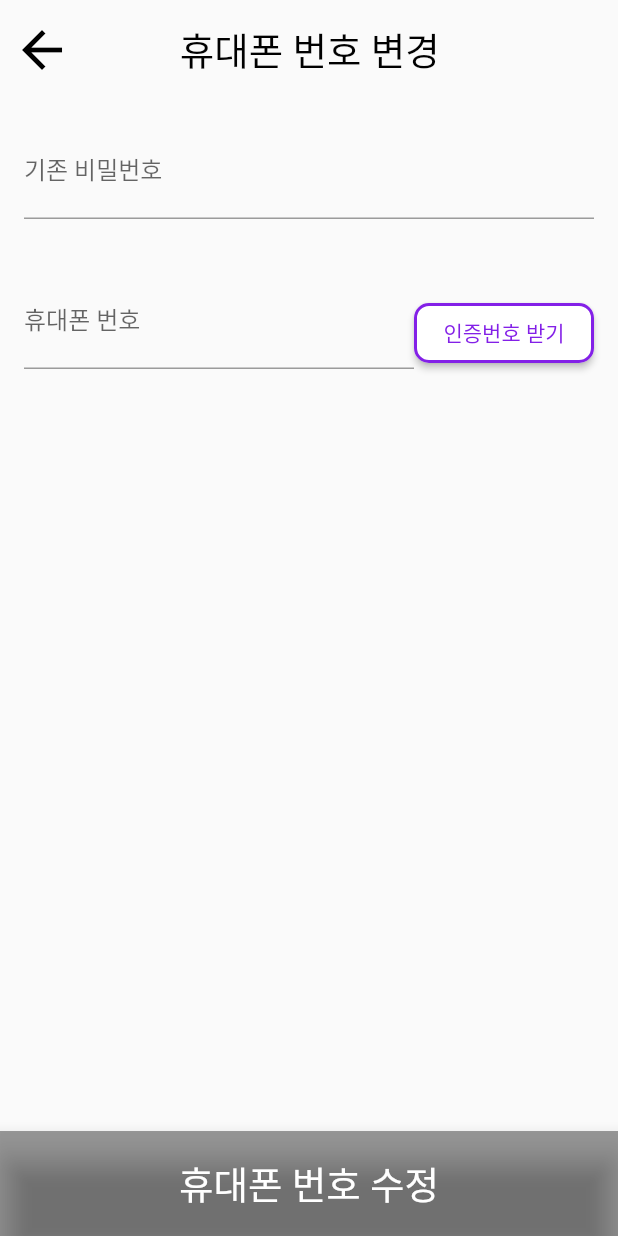
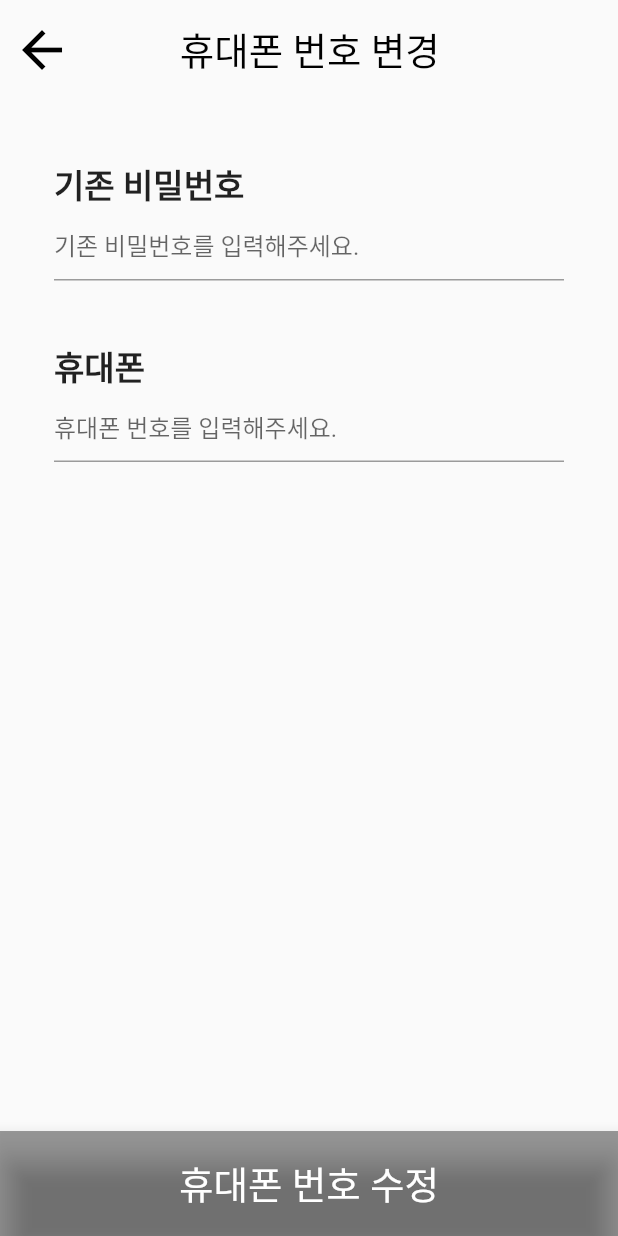
Before and after one commit to tngus2sh/KeePing, a Flutter app: the PhonenumEditPage screen opened directly, on a phone screen of 412 x 824 dp. Run offline on Flutter 3.47's test engine with Material 2 defaults, Android fonts, the phone set to English and light mode, and no system bars; our stand-ins replace dio, firebase_core, firebase_messaging, flutter_dotenv, flutter_local_notifications, fluttertoast and 2 more; missing offline and left inert: kakao_map_plugin, pointycastle; accounts and stored records are empty; network calls fail.

Commit message:
feat: 휴대폰 번호 수정 로직 구축 (#S09P22C207-328)

```diff
--- a/client/lib/screens/my_page/parent_my_page.dart
+++ b/client/lib/screens/my_page/parent_my_page.dart
@@ -60,6 +60,7 @@ class ParentMyPage extends StatelessWidget {
   Widget build(BuildContext context) {
     return Scaffold(
       appBar: MyHeader(text: '마이페이지', elementColor: Colors.black),
+      // appBar: MyHeader(text: '마이페이지', elementColor: Colors.black),
       body: Center(
         child: Container(
           width: 300,
--- a/client/lib/screens/my_page/phonenum_edit_page.dart
+++ b/client/lib/screens/my_page/phonenum_edit_page.dart
@@ -1,12 +1,13 @@
 import 'package:flutter/material.dart';
 import 'package:keeping/widgets/bottom_btn.dart';
 import 'package:keeping/widgets/header.dart';
-import 'package:keeping/util/build_text_form_field.dart';
 import 'dart:convert';
-import 'package:http/http.dart' as http;
+import 'package:dio/dio.dart';
+import 'package:keeping/widgets/render_field.dart';
 
-TextEditingController _curUserPw = TextEditingController();
-TextEditingController _phoneNumber = TextEditingController();
+Dio dio = Dio();
+
+final _editPhoneKey = GlobalKey<FormState>();
 
 class PhonenumEditPage extends StatefulWidget {
   const PhonenumEditPage({super.key});
@@ -16,90 +17,88 @@ class PhonenumEditPage extends StatefulWidget {
 }
 
 class _PhonenumEditPageState extends State<PhonenumEditPage> {
+  bool isButtonDisabled = true;
+  TextEditingController _curUserPw = TextEditingController();
+  TextEditingController _phoneNumber = TextEditingController();
+
   @override
   void initState() {
     super.initState();
-    _curUserPw = TextEditingController();
-    _phoneNumber = TextEditingController();
+    _curUserPw.addListener(handleEditDisable);
+    _phoneNumber.addListener(handleEditDisable);
+    _curUserPw.addListener(handleEditDisable);
+    _phoneNumber.addListener(handleEditDisable);
   }
 
   @override
   void dispose() {
+    // `_curUserPw` 컨트롤러를 `editPhoneNumber()` 메서드 호출 이후에 해제합니다.
     _curUserPw.dispose();
     _phoneNumber.dispose();
     super.dispose();
   }
 
-  String userCurPw = _curUserPw.text;
-  String userNewPhonenumber = _phoneNumber.text;
-  String accessToken = 'accessToken';
-  String result = '';
-
-  Widget authenticationBtn() {
-    return ElevatedButton(
-      onPressed: () async {
-        final response = await httpPost(
-            'https://14c6-121-178-98-20.ngrok-free.app/bank-service/account/phone-check/yoonyeji',
-            {
-              'Authorization': 'Bearer $accessToken',
-              'Content-Type': 'application/json'
-            },
-            {
-              'phone': userNewPhonenumber
-            });
-        if (response != null) {
+  handleEditDisable() {
+    if (_editPhoneKey.currentState != null &&
+        _editPhoneKey.currentState!.validate()) {
       setState(() {
-            result = response.toString();
+        isButtonDisabled = false;
       });
     } else {
       setState(() {
-            result = '인증 실패';
+        isButtonDisabled = true;
       });
     }
-      },
-      style: authenticationBtnStyle(),
-      child: Text('인증번호 받기'),
-    );
-  }
-
-  Widget editInfoBtn() {
-    return ElevatedButton(
-        onPressed: () {
-          print('휴대폰 번호 수정');
-        },
-        style: authenticationBtnStyle(),
-        child: Text('정보 수정'));
   }
 
   Widget build(BuildContext context) {
     return Scaffold(
-      body: Column(
+      appBar: MyHeader(text: '휴대폰 번호 변경', elementColor: Colors.black),
+      body: SingleChildScrollView(
+        child: Form(
+          key: _editPhoneKey,
+          child: Column(
             children: [
-          MyHeader(text: '휴대폰 번호 변경', elementColor: Colors.black),
               Padding(
                 padding: EdgeInsets.all(16.0),
                 child: Column(
                   crossAxisAlignment: CrossAxisAlignment.stretch,
                   children: [
-                Row(
-                  children: [Expanded(child: userPwField())],
+                    renderTextFormField(
+                      label: '기존 비밀번호',
+                      hintText: '기존 비밀번호를 입력해주세요.',
+                      validator: (value) {
+                        if (value == null || value.isEmpty) {
+                          return '필수 항목입니다';
+                        }
+                        return null;
+                      },
+                      isPassword: true,
+                      controller: _curUserPw,
+                      onChange: handleEditDisable(),
                     ),
-                SizedBox(height: 20),
-                Row(
-                  children: [
-                    Expanded(
-                      child: userPhoneField(),
-                    ),
-                    authenticationBtn(),
-                  ],
-                ),
+                    renderPhoneNumberFormField(
+                      label: '휴대폰',
+                      hintText: '휴대폰 번호를 입력해주세요.',
+                      validator: (value) {
+                        if (value == null || value.isEmpty) {
+                          return '필수 항목입니다';
+                        }
+                        return null;
+                      },
+                      controller: _phoneNumber,
+                      onChange: handleEditDisable(),
+                    )
                   ],
                 ),
               )
             ],
           ),
+        ),
+      ),
       bottomNavigationBar: BottomBtn(
         text: '휴대폰 번호 수정',
+        isDisabled: isButtonDisabled,
         action: () {
           editPhoneNumber();
         },
@@ -107,71 +106,14 @@ class _PhonenumEditPageState extends State<PhonenumEditPage> {
     );
   }
 
-  void editPhoneNumber() {
+  void editPhoneNumber() async {
+    final data = {
+      'phone': _phoneNumber.text,
+      'loginPw': _curUserPw.text,
+    };
+
+    // `_curUserPw` 컨트롤러는 이미 해제되었으므로 `handleEditDisable()` 메서드를 호출할 필요가 없습니다.
+    print(data);
     print('휴대폰 번호 수정');
   }
 }
-
-Widget userPwField() {
-  return BuildTextFormField(
-    controller: _curUserPw,
-    labelText: '기존 비밀번호',
-    hintText: '기존 비밀번호를 입력해주세요',
-    obscureText: true,
-    validator: (value) {
-      if (value == null || value.isEmpty) {
-        return '필수 항목입니다';
-      }
-      return null;
-    },
-  );
-}
-
-Widget userPhoneField() {
-  return BuildTextFormField(
-    controller: _phoneNumber,
-    labelText: '휴대폰 번호',
-    hintText: '숫자만 입력해주세요. (예: 01012345678)',
-    obscureText: true,
-    validator: (value) {
-      if (value == null || value.isEmpty) {
-        return '필수 항목입니다';
-      }
-      return null;
-    },
-  );
-}
-
-Future<dynamic> httpPost(
-    String url, Map<String, String>? headers, Map<String, dynamic> body) async {
-  try {
-    var response = await http.post(Uri.parse(url),
-        headers: headers, body: json.encode(body));
-    if (response.statusCode == 200) {
-      var result = jsonDecode(response.body);
-      return result;
-    } else {
-      print('HTTP Request Failed with status code: ${response.statusCode}');
-      return null;
-    }
-  } catch (e) {
-    print('Error during HTTP request: $e');
-    return null;
-  }
-}
-
-ButtonStyle authenticationBtnStyle() {
-  return ButtonStyle(
-      backgroundColor: MaterialStateProperty.all<Color>(Colors.white),
-      foregroundColor:
-          MaterialStateProperty.all<Color>(const Color(0xFF8320E7)),
-      shape: MaterialStateProperty.all<RoundedRectangleBorder>(
-          RoundedRectangleBorder(
-        borderRadius: BorderRadius.circular(10),
-        side: BorderSide(
-          color: const Color(0xFF8320E7), // 테두리 색상 설정
-          width: 2.0, // 테두리 두께 설정
-        ),
-      )),
-      fixedSize: MaterialStateProperty.all<Size>(Size(120, 40)));
-}
```
Also changed, not shown: client/lib/screens/login_page/login_page.dart (+6 -6 lines), client/lib/screens/my_page/password_edit_page.dart (+85 -76 lines). Lines whose indentation alone changed are shown as unchanged.
